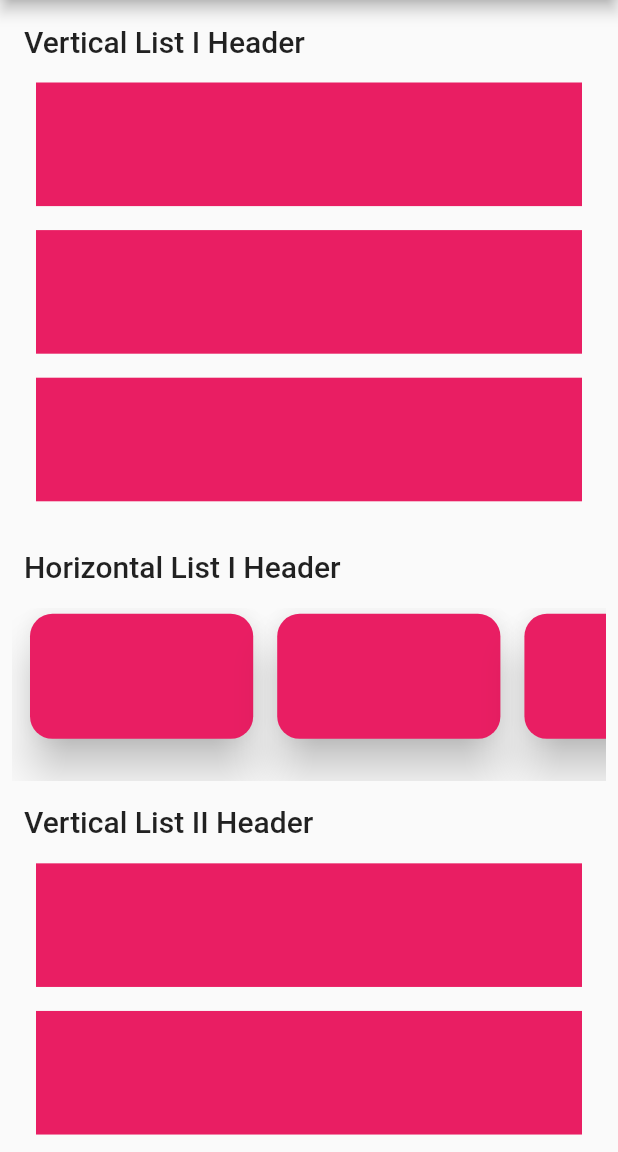
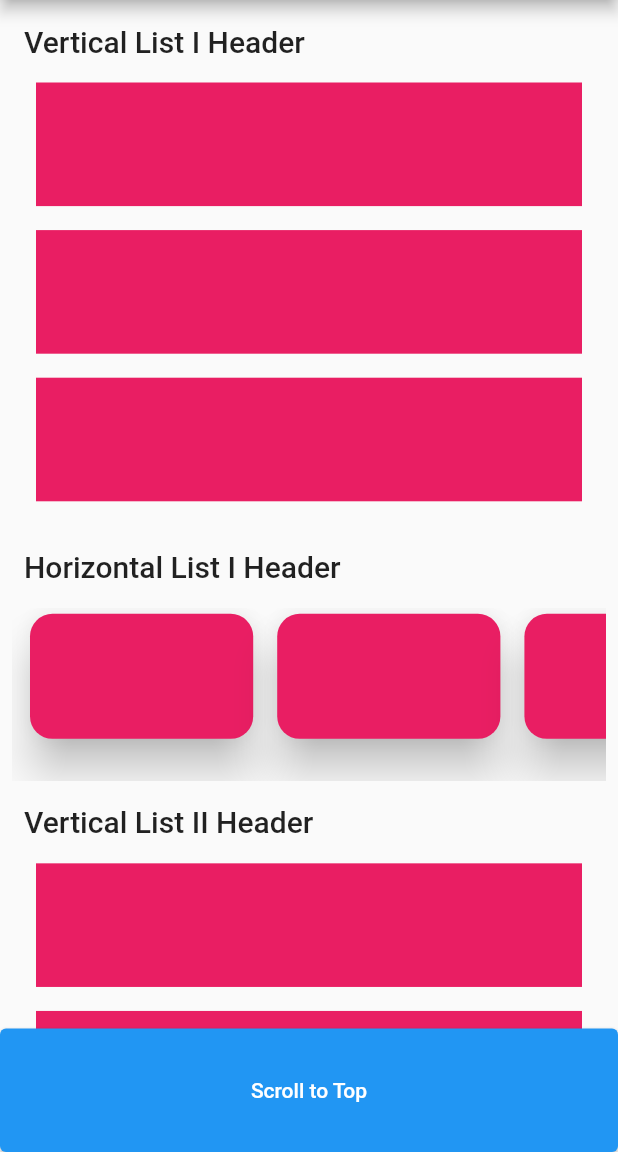
Before and after one commit to isnihal/spean-luy-test, a Flutter app: the screen it shows after launch, on a phone screen of 412 x 824 dp, the part 84-1236 px from its top. Run offline on Flutter 3.47's test engine with Material 2 defaults, Android fonts, the phone set to English and light mode, and no system bars.

Commit message:
Scroll to top button added

```diff
--- a/lib/main.dart
+++ b/lib/main.dart
@@ -19,7 +19,7 @@ class MyApp extends StatelessWidget {
           headline6: TextStyle(color: Colors.black87)
         )
       ),
-      home: const HomeScreen()
+      home: HomeScreen()
     );
   }
 }
--- a/lib/screens/home_screen.dart
+++ b/lib/screens/home_screen.dart
@@ -3,36 +3,67 @@ import 'package:spean_luy_test/widgets/horizontal_list.dart';
 import 'package:spean_luy_test/widgets/vertical_list.dart';
 
 class HomeScreen extends StatelessWidget {
-  const HomeScreen({Key? key}) : super(key: key);
+
+  HomeScreen({Key? key}) : super(key: key);
+
+  //Scroll controller
+  final ScrollController _scrollController = ScrollController();
+
+  void _scrollToTop(){
+    _scrollController.animateTo(
+      _scrollController.position.minScrollExtent,
+      duration: const Duration(seconds: 1),
+      curve: Curves.fastOutSlowIn,
+    );
+  }
 
   @override
   Widget build(BuildContext context) {
+
+    var mediaQuery = MediaQuery.of(context);
+
     return Scaffold(
       appBar: AppBar(
         title: Text("Flutter Test"),
       ),
       body: SizedBox.expand(
-        child: SingleChildScrollView(
+        child: Stack(
+          children: [
+            SingleChildScrollView(
+              controller: _scrollController,
               child: Column(
                 crossAxisAlignment: CrossAxisAlignment.start,
-            children: const [
-              VerticalList(
+                children: [
+                  const VerticalList(
                     title: "Vertical List I Header",
                     numberOfChildren: 3,
                   ),
-              SizedBox(height: 16,),
-              HorizontalList(
+                  const SizedBox(height: 16,),
+                  const HorizontalList(
                     title: "Horizontal List I Header",
                     numberOfChildren: 12,
                   ),
-              VerticalList(
+                  const VerticalList(
                     title: "Vertical List II Header",
                     numberOfChildren: 18,
                   ),
-              SizedBox(height: 16,),
+                  SizedBox(height: mediaQuery.size.height*0.125,),
                 ],
               ),
             ),
+            Align(
+              alignment: Alignment.bottomCenter,
+              child: SizedBox(
+                width: double.infinity,
+                height: mediaQuery.size.height*0.1,
+                child: ElevatedButton(
+                  onPressed: _scrollToTop,
+                  child: const Text("Scroll to Top"),
+                ),
+              ),
+            ),
+          ],
+        )
       ),
     );
   }
```
Lines whose indentation alone changed are shown as unchanged.
